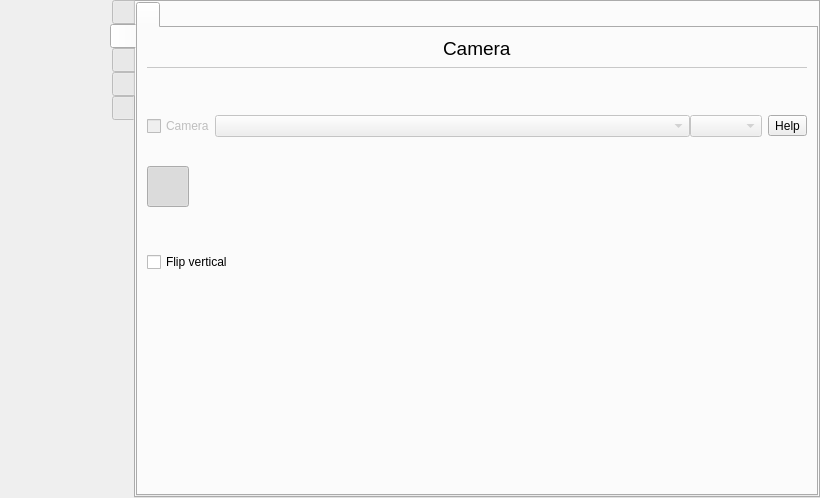
First picture: the form in src/wayland/formMainWindow_wl.ui, repository vkohaupt/vokoscreenNG, before the edit.
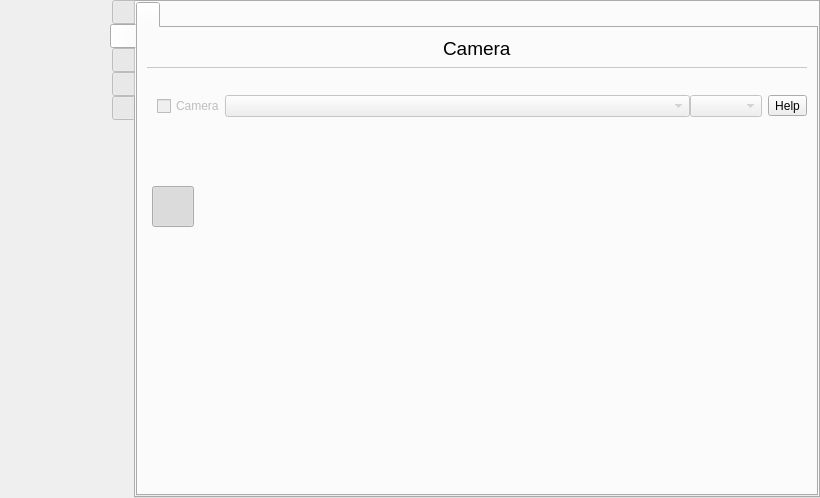
Second picture: the form after the edit. Icons and pictures are not drawn.

Commit message: Wayland: Add camera

Diff of the .ui file:
```diff
--- a/src/wayland/formMainWindow_wl.ui
+++ b/src/wayland/formMainWindow_wl.ui
@@ -2190,7 +2190,7 @@
                 <property name="sizeHint" stdset="0">
                  <size>
                   <width>20</width>
-                  <height>40</height>
+                  <height>20</height>
                  </size>
                 </property>
                </spacer>
@@ -2210,94 +2210,13 @@
                     <property name="verticalSpacing">
                      <number>9</number>
                     </property>
-                    <item row="3" column="1">
-                     <spacer name="verticalSpacer_14">
-                      <property name="orientation">
-                       <enum>Qt::Vertical</enum>
-                      </property>
-                      <property name="sizeType">
-                       <enum>QSizePolicy::Preferred</enum>
-                      </property>
-                      <property name="sizeHint" stdset="0">
-                       <size>
-                        <width>20</width>
-                        <height>20</height>
-                       </size>
-                      </property>
-                     </spacer>
-                    </item>
-                    <item row="0" column="0" colspan="3">
-                     <layout class="QHBoxLayout" name="horizontalLayout_64">
-                      <property name="leftMargin">
-                       <number>0</number>
-                      </property>
-                      <item>
-                       <widget class="QCheckBox" name="checkBoxCameraOnOff">
-                        <property name="enabled">
-                         <bool>false</bool>
-                        </property>
-                        <property name="toolTip">
-                         <string notr="true">CTRL+SHIFT+F8</string>
-                        </property>
-                        <property name="text">
-                         <string>Camera</string>
-                        </property>
-                       </widget>
-                      </item>
-                      <item>
-                       <widget class="QComboBox" name="comboBoxCamera">
-                        <property name="enabled">
-                         <bool>false</bool>
-                        </property>
-                        <property name="sizePolicy">
-                         <sizepolicy hsizetype="MinimumExpanding" vsizetype="Fixed">
-                          <horstretch>0</horstretch>
-                          <verstretch>0</verstretch>
-                         </sizepolicy>
-                        </property>
-                        <property name="currentText">
-                         <string notr="true"/>
-                        </property>
-                        <property name="sizeAdjustPolicy">
-                         <enum>QComboBox::AdjustToContents</enum>
-                        </property>
-                       </widget>
-                      </item>
-                      <item>
-                       <widget class="QComboBox" name="comboBoxCameraResolution">
-                        <property name="enabled">
-                         <bool>false</bool>
-                        </property>
-                        <property name="sizeAdjustPolicy">
-                         <enum>QComboBox::AdjustToContents</enum>
-                        </property>
-                       </widget>
-                      </item>
-                     </layout>
-                    </item>
-                    <item row="1" column="1">
-                     <spacer name="verticalSpacer_11">
-                      <property name="orientation">
-                       <enum>Qt::Vertical</enum>
-                      </property>
-                      <property name="sizeType">
-                       <enum>QSizePolicy::Preferred</enum>
-                      </property>
-                      <property name="sizeHint" stdset="0">
-                       <size>
-                        <width>20</width>
-                        <height>20</height>
-                       </size>
-                      </property>
-                     </spacer>
-                    </item>
-                    <item row="2" column="0" colspan="3">
+                    <item row="3" column="0" colspan="3">
                      <layout class="QHBoxLayout" name="horizontalLayout_65">
                       <property name="spacing">
                        <number>0</number>
                       </property>
                       <property name="leftMargin">
-                       <number>0</number>
+                       <number>5</number>
                       </property>
                       <item>
                        <widget class="QToolButton" name="toolButton_camera_view_rectangle">
@@ -2430,28 +2349,51 @@
                       </item>
                      </layout>
                     </item>
-                    <item row="0" column="3" alignment="Qt::AlignTop">
-                     <widget class="QToolButton" name="help_camera_camera">
-                      <property name="toolTip">
-                       <string>Help</string>
+                    <item row="4" column="1">
+                     <spacer name="verticalSpacer_14">
+                      <property name="orientation">
+                       <enum>Qt::Vertical</enum>
                       </property>
-                      <property name="text">
-                       <string notr="true">Help</string>
+                      <property name="sizeType">
+                       <enum>QSizePolicy::Preferred</enum>
                       </property>
-                     </widget>
+                      <property name="sizeHint" stdset="0">
+                       <size>
+                        <width>20</width>
+                        <height>20</height>
+                       </size>
+                      </property>
+                     </spacer>
                     </item>
-                    <item row="4" column="0" colspan="3">
+                    <item row="5" column="0" colspan="3">
                      <layout class="QHBoxLayout" name="horizontalLayout_17">
+                      <property name="spacing">
+                       <number>0</number>
+                      </property>
                       <property name="leftMargin">
                        <number>0</number>
                       </property>
                       <item>
-                       <widget class="QCheckBox" name="checkBoxCameraMirrorVertical">
-                        <property name="enabled">
-                         <bool>true</bool>
-                        </property>
+                       <widget class="QToolButton" name="toolButtonCameraMirrorVertikal">
                         <property name="text">
-                         <string>Flip vertical</string>
+                         <string/>
+                        </property>
+                        <property name="icon">
+                         <iconset resource="../screencast.qrc">
+                          <normaloff>:/pictures/camera/flip-vertikal-off.png</normaloff>
+                          <normalon>:/pictures/camera/flip-vertikal-on.png</normalon>:/pictures/camera/flip-vertikal-off.png</iconset>
+                        </property>
+                        <property name="iconSize">
+                         <size>
+                          <width>46</width>
+                          <height>46</height>
+                         </size>
+                        </property>
+                        <property name="checkable">
+                         <bool>true</bool>
+                        </property>
+                        <property name="autoRaise">
+                         <bool>true</bool>
                         </property>
                        </widget>
                       </item>
@@ -2510,6 +2452,104 @@
                       </item>
                      </layout>
                     </item>
+                    <item row="2" column="1">
+                     <spacer name="verticalSpacer_11">
+                      <property name="orientation">
+                       <enum>Qt::Vertical</enum>
+                      </property>
+                      <property name="sizeType">
+                       <enum>QSizePolicy::Preferred</enum>
+                      </property>
+                      <property name="sizeHint" stdset="0">
+                       <size>
+                        <width>20</width>
+                        <height>20</height>
+                       </size>
+                      </property>
+                     </spacer>
+                    </item>
+                    <item row="0" column="0" colspan="3">
+                     <layout class="QHBoxLayout" name="horizontalLayout_64">
+                      <property name="leftMargin">
+                       <number>10</number>
+                      </property>
+                      <item>
+                       <widget class="QCheckBox" name="checkBoxCameraOnOff">
+                        <property name="enabled">
+                         <bool>false</bool>
+                        </property>
+                        <property name="toolTip">
+                         <string notr="true">CTRL+SHIFT+F8</string>
+                        </property>
+                        <property name="text">
+                         <string>Camera</string>
+                        </property>
+                       </widget>
+                      </item>
+                      <item>
+                       <widget class="QComboBox" name="comboBoxCamera">
+                        <property name="enabled">
+                         <bool>false</bool>
+                        </property>
+                        <property name="sizePolicy">
+                         <sizepolicy hsizetype="MinimumExpanding" vsizetype="Fixed">
+                          <horstretch>0</horstretch>
+                          <verstretch>0</verstretch>
+                         </sizepolicy>
+                        </property>
+                        <property name="currentText">
+                         <string notr="true"/>
+                        </property>
+                        <property name="sizeAdjustPolicy">
+                         <enum>QComboBox::AdjustToContents</enum>
+                        </property>
+                       </widget>
+                      </item>
+                      <item>
+                       <widget class="QComboBox" name="comboBoxCameraResolution">
+                        <property name="enabled">
+                         <bool>false</bool>
+                        </property>
+                        <property name="sizeAdjustPolicy">
+                         <enum>QComboBox::AdjustToContents</enum>
+                        </property>
+                       </widget>
+                      </item>
+                     </layout>
+                    </item>
+                    <item row="0" column="3" alignment="Qt::AlignTop">
+                     <widget class="QToolButton" name="help_camera_camera">
+                      <property name="toolTip">
+                       <string>Help</string>
+                      </property>
+                      <property name="text">
+                       <string notr="true">Help</string>
+                      </property>
+                     </widget>
+                    </item>
+                    <item row="1" column="0" colspan="3">
+                     <layout class="QVBoxLayout" name="verticalLayout_3">
+                      <property name="leftMargin">
+                       <number>10</number>
+                      </property>
+                     </layout>
+                    </item>
+                    <item row="1" column="3">
+                     <spacer name="verticalSpacer_15">
+                      <property name="orientation">
+                       <enum>Qt::Vertical</enum>
+                      </property>
+                      <property name="sizeType">
+                       <enum>QSizePolicy::Preferred</enum>
+                      </property>
+                      <property name="sizeHint" stdset="0">
+                       <size>
+                        <width>20</width>
+                        <height>40</height>
+                       </size>
+                      </property>
+                     </spacer>
+                    </item>
                    </layout>
                   </item>
                   <item>
```
The commit also changes 82 other files.
